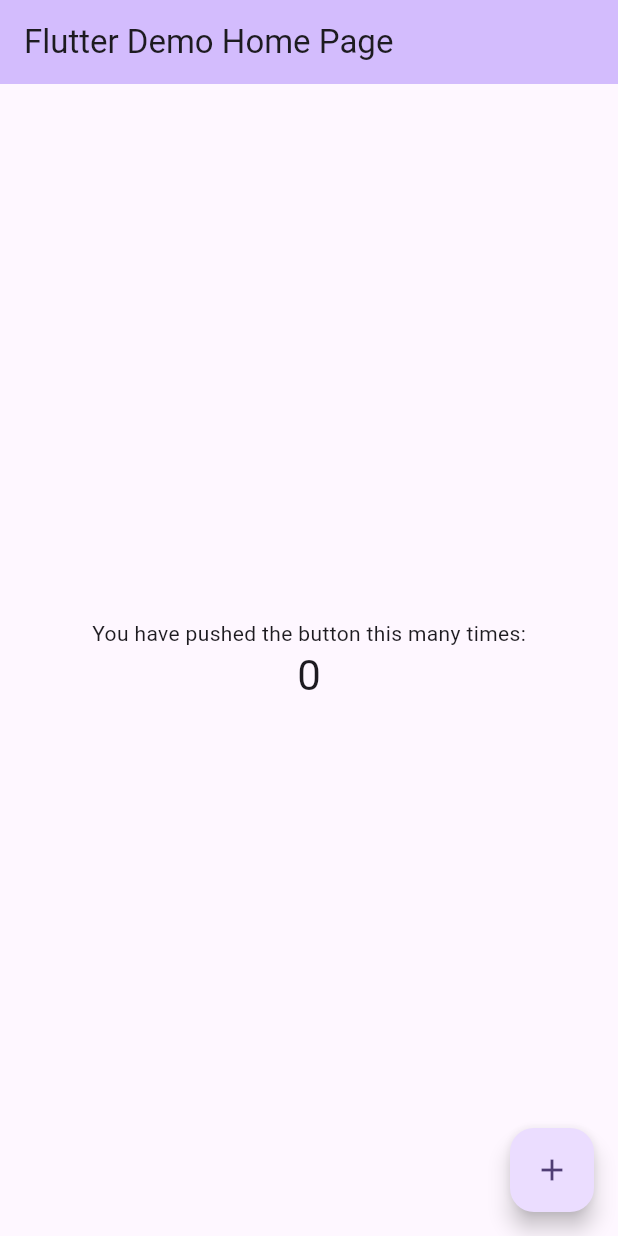
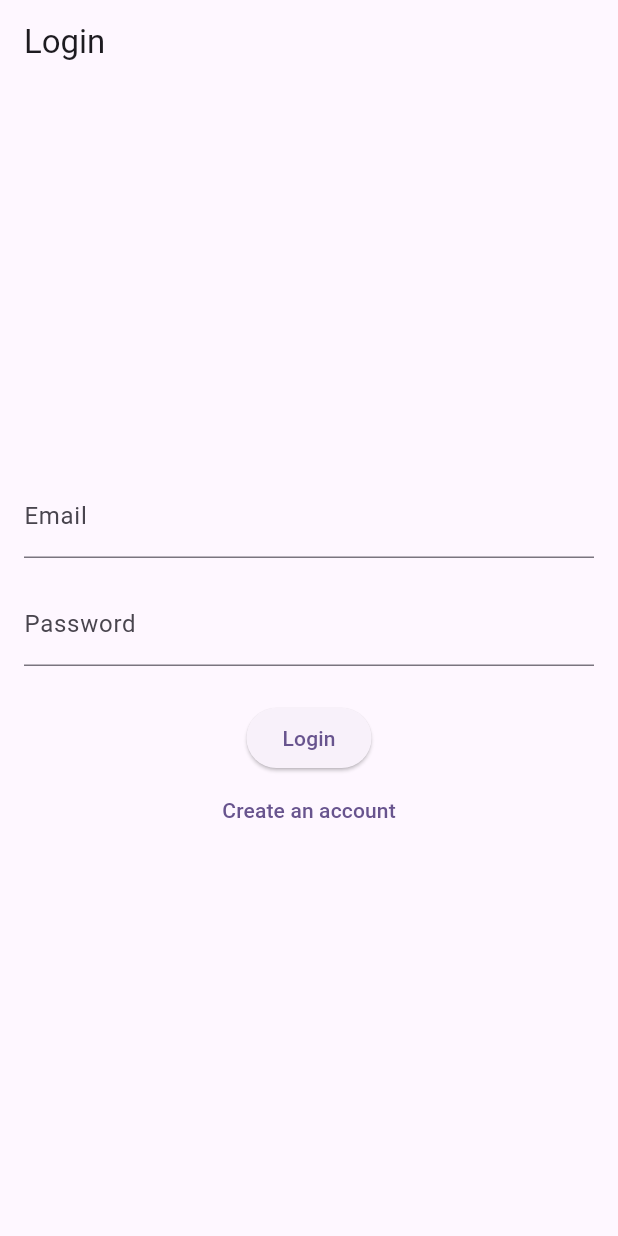
Before and after one commit to RekanAnwar/tic_tac_toc_game, a Flutter app: the screen it shows after launch, on a phone screen of 412 x 824 dp. Run offline on Flutter 3.47's test engine with Material 3 defaults, Android fonts, the phone set to English and light mode, and no system bars; our stand-ins replace equatable, firebase_auth, firebase_core, flutter_riverpod; accounts and stored records are empty.

Commit message:
Update dependencies and refactor main application structure
- Added `equatable` and `go_router` dependencies in `pubspec.yaml` for state management and routing.
- Updated `pubspec.lock` to include new package versions for `equatable` (2.0.7) and `go_router` (14.6.3).
- Modified `build.gradle` to include Firebase dependencies for authentication.
- Refactored `main.dart` to implement `ProviderScope` for state management and set up routing with `AuthWrapper`, `LoginPage`, `SignupPage`, and `HomePage`.

This commit enhances the application's dependency management and improves the overall structure for better navigation and state handling.

```diff
--- /dev/null
+++ b/lib/controllers/auth_controller.dart
@@ -0,0 +1,51 @@
+import 'package:firebase_auth/firebase_auth.dart';
+import 'package:flutter_riverpod/flutter_riverpod.dart';
+import 'package:tic_tac_toc_game/models/user_model.dart';
+
+final authControllerProvider =
+    StateNotifierProvider<AuthController, AsyncValue<UserModel?>>(
+  (ref) => AuthController(FirebaseAuth.instance),
+  name: 'authControllerProvider',
+);
+
+class AuthController extends StateNotifier<AsyncValue<UserModel?>> {
+  AuthController(this._auth) : super(const AsyncValue.data(null)) {
+    _auth.authStateChanges().listen((user) {
+      state = AsyncValue.data(
+        user == null ? null : UserModel(id: user.uid, email: user.email),
+      );
+    });
+  }
+  final FirebaseAuth _auth;
+
+  Future<void> signUp(String email, String password) async {
+    try {
+      state = const AsyncValue.loading();
+      final credential = await _auth.createUserWithEmailAndPassword(
+        email: email,
+        password: password,
+      );
+      state = AsyncValue.data(UserModel.fromFirebase(credential));
+    } catch (e, st) {
+      state = AsyncValue.error(e, st);
+    }
+  }
+
+  Future<void> signIn(String email, String password) async {
+    try {
+      state = const AsyncValue.loading();
+      final credential = await _auth.signInWithEmailAndPassword(
+        email: email,
+        password: password,
+      );
+      state = AsyncValue.data(UserModel.fromFirebase(credential));
+    } catch (e, st) {
+      state = AsyncValue.error(e, st);
+    }
+  }
+
+  Future<void> signOut() async {
+    await _auth.signOut();
+    state = const AsyncValue.data(null);
+  }
+}
--- a/lib/main.dart
+++ b/lib/main.dart
@@ -1,16 +1,20 @@
 import 'package:firebase_core/firebase_core.dart';
 import 'package:flutter/material.dart';
+import 'package:flutter_riverpod/flutter_riverpod.dart';
 import 'package:tic_tac_toc_game/firebase_options.dart';
+import 'package:tic_tac_toc_game/views/auth/auth_wrapper.dart';
+import 'package:tic_tac_toc_game/views/auth/login_page.dart';
+import 'package:tic_tac_toc_game/views/auth/signup_page.dart';
+import 'package:tic_tac_toc_game/views/home/home_page.dart';
 
 void main() async {
   WidgetsFlutterBinding.ensureInitialized();
 
   await Firebase.initializeApp(
-    name: 'Tic Tac Toe',
     options: DefaultFirebaseOptions.currentPlatform,
   );
 
-  runApp(const MyApp());
+  runApp(const ProviderScope(child: MyApp()));
 }
 
 class MyApp extends StatelessWidget {
@@ -19,60 +23,17 @@ class MyApp extends StatelessWidget {
   @override
   Widget build(BuildContext context) {
     return MaterialApp(
-      title: 'Flutter Demo',
+      title: 'Tic Tac Toe',
       theme: ThemeData(
         colorScheme: ColorScheme.fromSeed(seedColor: Colors.deepPurple),
         useMaterial3: true,
       ),
-      home: const MyHomePage(title: 'Flutter Demo Home Page'),
+      home: const AuthWrapper(),
+      routes: {
+        '/login': (context) => const LoginPage(),
+        '/signup': (context) => const SignupPage(),
+        '/home': (context) => const HomePage(),
+      },
     );
   }
 }
-
-class MyHomePage extends StatefulWidget {
-  const MyHomePage({super.key, required this.title});
-
-  final String title;
-
-  @override
-  State<MyHomePage> createState() => _MyHomePageState();
-}
-
-class _MyHomePageState extends State<MyHomePage> {
-  int _counter = 0;
-
-  void _incrementCounter() {
-    setState(() {
-      _counter++;
-    });
-  }
-
-  @override
-  Widget build(BuildContext context) {
-    return Scaffold(
-      appBar: AppBar(
-        backgroundColor: Theme.of(context).colorScheme.inversePrimary,
-        title: Text(widget.title),
-      ),
-      body: Center(
-        child: Column(
-          mainAxisAlignment: MainAxisAlignment.center,
-          children: <Widget>[
-            const Text(
-              'You have pushed the button this many times:',
-            ),
-            Text(
-              '$_counter',
-              style: Theme.of(context).textTheme.headlineMedium,
-            ),
-          ],
-        ),
-      ),
-      floatingActionButton: FloatingActionButton(
-        onPressed: _incrementCounter,
-        tooltip: 'Increment',
-        child: const Icon(Icons.add),
-      ),
-    );
-  }
-}
--- /dev/null
+++ b/lib/models/user_model.dart
@@ -0,0 +1,20 @@
+import 'package:equatable/equatable.dart';
+import 'package:firebase_auth/firebase_auth.dart';
+
+class UserModel extends Equatable {
+  const UserModel({
+    this.id,
+    this.email,
+  });
+
+  factory UserModel.fromFirebase(UserCredential credential) => UserModel(
+        id: credential.user?.uid,
+        email: credential.user?.email,
+      );
+
+  final String? id;
+  final String? email;
+
+  @override
+  List<Object?> get props => [id, email];
+}
--- /dev/null
+++ b/lib/views/auth/auth_wrapper.dart
@@ -0,0 +1,28 @@
+import 'package:flutter/material.dart';
+import 'package:flutter_riverpod/flutter_riverpod.dart';
+import 'package:tic_tac_toc_game/controllers/auth_controller.dart';
+import 'package:tic_tac_toc_game/views/auth/login_page.dart';
+import 'package:tic_tac_toc_game/views/home/home_page.dart';
+
+class AuthWrapper extends ConsumerWidget {
+  const AuthWrapper({super.key});
+
+  @override
+  Widget build(BuildContext context, WidgetRef ref) {
+    final authState = ref.watch(authControllerProvider);
+
+    return authState.when(
+      data: (user) => user != null ? const HomePage() : const LoginPage(),
+      loading: () => const Scaffold(
+        body: Center(
+          child: CircularProgressIndicator(),
+        ),
+      ),
+      error: (error, stackTrace) => Scaffold(
+        body: Center(
+          child: Text('Error: $error'),
+        ),
+      ),
+    );
+  }
+}
--- /dev/null
+++ b/lib/views/auth/login_page.dart
@@ -0,0 +1,84 @@
+import 'package:flutter/material.dart';
+import 'package:flutter_riverpod/flutter_riverpod.dart';
+import 'package:tic_tac_toc_game/controllers/auth_controller.dart';
+
+class LoginPage extends ConsumerStatefulWidget {
+  const LoginPage({super.key});
+
+  @override
+  ConsumerState<LoginPage> createState() => _LoginPageState();
+}
+
+class _LoginPageState extends ConsumerState<LoginPage> {
+  final _emailController = TextEditingController();
+  final _passwordController = TextEditingController();
+  final _formKey = GlobalKey<FormState>();
+
+  @override
+  void dispose() {
+    _emailController.dispose();
+    _passwordController.dispose();
+    super.dispose();
+  }
+
+  Future<void> _login() async {
+    if (_formKey.currentState?.validate() ?? false) {
+      try {
+        await ref.read(authControllerProvider.notifier).signIn(
+              _emailController.text,
+              _passwordController.text,
+            );
+        if (mounted) {
+          Navigator.of(context).pushReplacementNamed('/home');
+        }
+      } catch (e) {
+        if (mounted) {
+          ScaffoldMessenger.of(context).showSnackBar(
+            SnackBar(content: Text(e.toString())),
+          );
+        }
+      }
+    }
+  }
+
+  @override
+  Widget build(BuildContext context) {
+    return Scaffold(
+      appBar: AppBar(title: const Text('Login')),
+      body: Padding(
+        padding: const EdgeInsets.all(16.0),
+        child: Form(
+          key: _formKey,
+          child: Column(
+            mainAxisAlignment: MainAxisAlignment.center,
+            children: [
+              TextFormField(
+                controller: _emailController,
+                decoration: const InputDecoration(labelText: 'Email'),
+                validator: (value) =>
+                    value?.isEmpty ?? true ? 'Please enter email' : null,
+              ),
+              const SizedBox(height: 16),
+              TextFormField(
+                controller: _passwordController,
+                decoration: const InputDecoration(labelText: 'Password'),
+                obscureText: true,
+                validator: (value) =>
+                    value?.isEmpty ?? true ? 'Please enter password' : null,
+              ),
+              const SizedBox(height: 24),
+              ElevatedButton(
+                onPressed: _login,
+                child: const Text('Login'),
+              ),
+              TextButton(
+                onPressed: () => Navigator.pushNamed(context, '/signup'),
+                child: const Text('Create an account'),
+              ),
+            ],
+          ),
+        ),
+      ),
+    );
+  }
+}
--- a/pubspec.yaml
+++ b/pubspec.yaml
@@ -30,11 +30,13 @@ environment:
 dependencies:
   cloud_firestore: ^5.6.1
   cupertino_icons: ^1.0.8
+  equatable: ^2.0.7
   firebase_auth: ^5.4.0
   firebase_core: ^3.10.0
   flutter:
     sdk: flutter
   flutter_riverpod: ^2.6.1
+  go_router: ^14.6.3
   riverpod: ^2.6.1
 
 dev_dependencies:
```
Also changed, not shown: lib/views/auth/signup_page.dart (added, +84 -0 lines), lib/views/home/home_page.dart (added, +37 -0 lines), pubspec.lock, 1 other file.
